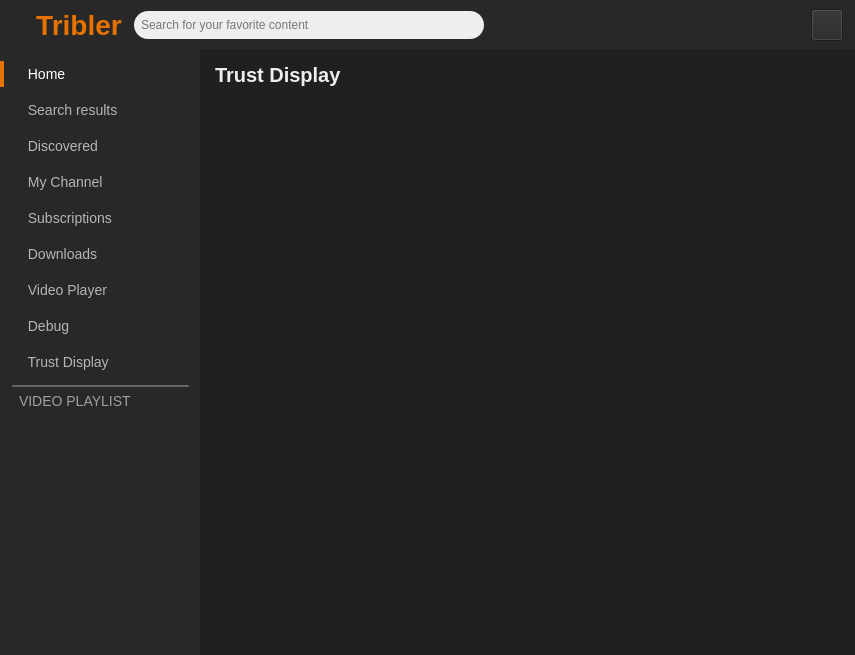
Qt form TriblerGUI/qt_resources/mainwindow.ui (vandenheuvel/tribler) before a commit.
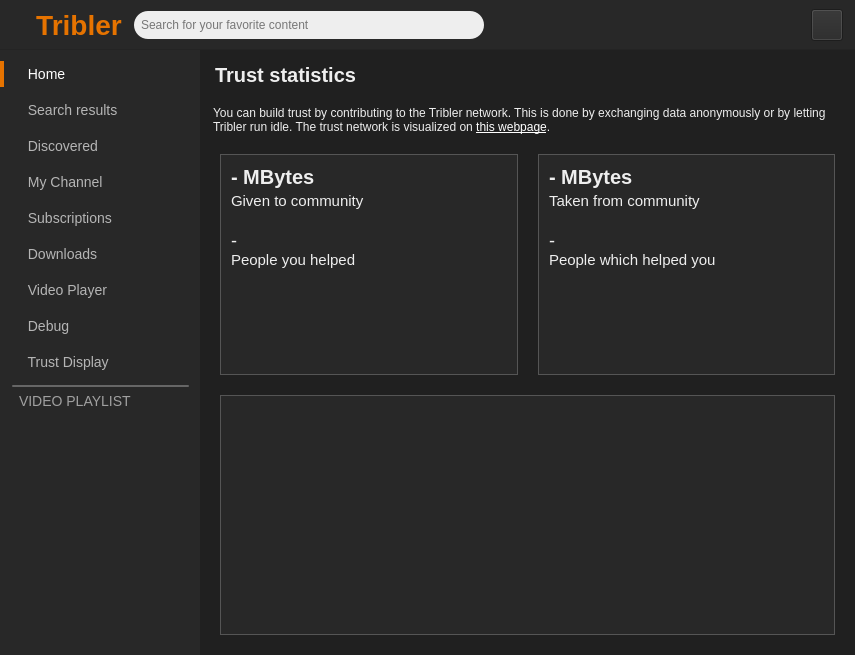
The same form after that commit. Icons and pictures are not drawn. Custom widgets are drawn as their Qt base class.

Commit message:
Add old trust page fallback
If PyQt5.WebEngineWidgets.QWebEngineView is not available for import,
make sure to fall back on the old working trust page, together with a
link to the newly introduced web page.

What changed in the file:
```diff
--- a/TriblerGUI/qt_resources/mainwindow.ui
+++ b/TriblerGUI/qt_resources/mainwindow.ui
@@ -1014,7 +1014,7 @@
       <item>
        <widget class="QStackedWidget" name="stackedWidget">
         <property name="currentIndex">
-         <number>12</number>
+         <number>13</number>
         </property>
         <widget class="HomePage" name="home_page">
          <layout class="QVBoxLayout" name="verticalLayout">
@@ -8682,7 +8682,7 @@
           </item>
          </layout>
         </widget>
-        <widget class="TrustPage" name="trust_page">
+        <widget class="TrustPageNetwork" name="trust_page_network">
          <property name="styleSheet">
           <string notr="true">QLabel { color: #eee; }</string>
          </property>
@@ -8825,6 +8825,438 @@
           </item>
          </layout>
         </widget>
+        <widget class="TrustPageGraph" name="trust_page_graph">
+         <property name="styleSheet">
+          <string notr="true">QLabel { color: #eee; }</string>
+         </property>
+         <layout class="QVBoxLayout" name="verticalLayout">
+          <property name="spacing">
+           <number>0</number>
+          </property>
+          <property name="leftMargin">
+           <number>0</number>
+          </property>
+          <property name="topMargin">
+           <number>0</number>
+          </property>
+          <property name="rightMargin">
+           <number>0</number>
+          </property>
+          <property name="bottomMargin">
+           <number>0</number>
+          </property>
+          <item>
+           <widget class="QWidget" name="trust_statistics_header" native="true">
+            <layout class="QHBoxLayout" name="horizontalLayout_13">
+             <property name="spacing">
+              <number>0</number>
+             </property>
+             <property name="leftMargin">
+              <number>0</number>
+             </property>
+             <property name="topMargin">
+              <number>0</number>
+             </property>
+             <property name="rightMargin">
+              <number>0</number>
+             </property>
+             <property name="bottomMargin">
+              <number>0</number>
+             </property>
+             <item>
+              <widget class="QLabel" name="subscribed_channels_header_label">
+               <property name="sizePolicy">
+                <sizepolicy hsizetype="Expanding" vsizetype="Fixed">
+                 <horstretch>0</horstretch>
+                 <verstretch>0</verstretch>
+                </sizepolicy>
+               </property>
+               <property name="minimumSize">
+                <size>
+                 <width>0</width>
+                 <height>50</height>
+                </size>
+               </property>
+               <property name="maximumSize">
+                <size>
+                 <width>16777215</width>
+                 <height>50</height>
+                </size>
+               </property>
+               <property name="styleSheet">
+                <string notr="true">color: #eee;
+                                            background-color: transparent;
+                                            font-size: 20px;
+                                            font-weight: bold;
+                                            margin: 10px;</string>
+               </property>
+               <property name="text">
+                <string>Trust statistics</string>
+               </property>
+              </widget>
+             </item>
+             <item>
+              <spacer name="horizontalSpacer_20">
+               <property name="orientation">
+                <enum>Qt::Horizontal</enum>
+               </property>
+               <property name="sizeType">
+                <enum>QSizePolicy::Fixed</enum>
+               </property>
+               <property name="sizeHint" stdset="0">
+                <size>
+                 <width>10</width>
+                 <height>20</height>
+                </size>
+               </property>
+              </spacer>
+             </item>
+            </layout>
+           </widget>
+          </item>
+          <item>
+           <spacer name="verticalSpacer_16">
+            <property name="orientation">
+             <enum>Qt::Vertical</enum>
+            </property>
+            <property name="sizeType">
+             <enum>QSizePolicy::Fixed</enum>
+            </property>
+            <property name="sizeHint" stdset="0">
+             <size>
+              <width>20</width>
+              <height>6</height>
+             </size>
+            </property>
+           </spacer>
+          </item>
+          <item>
+           <widget class="QLabel" name="trust_explanation_label">
+            <property name="styleSheet">
+             <string notr="true">padding-left: 10px; padding-right: 10px;</string>
+            </property>
+            <property name="text">
+             <string>You can build trust by contributing to the Tribler network. This is done by exchanging data anonymously or by letting Tribler run idle. The trust network is visualized on &lt;a href=LINK_PLACEHOLDER&gt;&lt;font color=white&gt;&lt;u&gt;this webpage&lt;/u&gt;&lt;/font&gt;&lt;/a&gt;.</string>
+            </property>
+            <property name="wordWrap">
+             <bool>true</bool>
+            </property>
+            <property name="openExternalLinks">
+             <bool>true</bool>
+            </property>
+           </widget>
+          </item>
+          <item>
+           <widget class="QWidget" name="trust_top_container" native="true">
+            <property name="sizePolicy">
+             <sizepolicy hsizetype="Preferred" vsizetype="Expanding">
+              <horstretch>0</horstretch>
+              <verstretch>0</verstretch>
+             </sizepolicy>
+            </property>
+            <property name="styleSheet">
+             <string notr="true"/>
+            </property>
+            <layout class="QHBoxLayout" name="horizontalLayout_39">
+             <property name="spacing">
+              <number>20</number>
+             </property>
+             <property name="leftMargin">
+              <number>20</number>
+             </property>
+             <property name="topMargin">
+              <number>20</number>
+             </property>
+             <property name="rightMargin">
+              <number>20</number>
+             </property>
+             <property name="bottomMargin">
+              <number>20</number>
+             </property>
+             <item>
+              <widget class="QWidget" name="trust_general_stats_box" native="true">
+               <property name="styleSheet">
+                <string notr="true">QWidget {
+background-color: #282828; border: 1px solid #555;
+}
+QLabel {
+border: none;
+}</string>
+               </property>
+               <layout class="QVBoxLayout" name="verticalLayout_10">
+                <property name="spacing">
+                 <number>0</number>
+                </property>
+                <item>
+                 <widget class="QLabel" name="trust_contribution_amount_label">
+                  <property name="styleSheet">
+                   <string notr="true">font-size: 20px; font-weight: bold;</string>
+                  </property>
+                  <property name="text">
+                   <string>- MBytes</string>
+                  </property>
+                 </widget>
+                </item>
+                <item>
+                 <spacer name="verticalSpacer_19">
+                  <property name="orientation">
+                   <enum>Qt::Vertical</enum>
+                  </property>
+                  <property name="sizeType">
+                   <enum>QSizePolicy::Minimum</enum>
+                  </property>
+                  <property name="sizeHint" stdset="0">
+                   <size>
+                    <width>20</width>
+                    <height>3</height>
+                   </size>
+                  </property>
+                 </spacer>
+                </item>
+                <item>
+                 <widget class="QLabel" name="label_48">
+                  <property name="styleSheet">
+                   <string notr="true">font-size: 15px;</string>
+                  </property>
+                  <property name="text">
+                   <string>Given to community</string>
+                  </property>
+                 </widget>
+                </item>
+                <item>
+                 <spacer name="verticalSpacer_18">
+                  <property name="orientation">
+                   <enum>Qt::Vertical</enum>
+                  </property>
+                  <property name="sizeType">
+                   <enum>QSizePolicy::Minimum</enum>
+                  </property>
+                  <property name="sizeHint" stdset="0">
+                   <size>
+                    <width>20</width>
+                    <height>20</height>
+                   </size>
+                  </property>
+                 </spacer>
+                </item>
+                <item>
+                 <widget class="QLabel" name="trust_people_helped_label">
+                  <property name="styleSheet">
+                   <string notr="true">font-size: 18px;</string>
+                  </property>
+                  <property name="text">
+                   <string>-</string>
+                  </property>
+                 </widget>
+                </item>
+                <item>
+                 <widget class="QLabel" name="label_49">
+                  <property name="styleSheet">
+                   <string notr="true">font-size: 15px;</string>
+                  </property>
+                  <property name="text">
+                   <string>People you helped</string>
+                  </property>
+                 </widget>
+                </item>
+                <item>
+                 <spacer name="verticalSpacer_15">
+                  <property name="orientation">
+                   <enum>Qt::Vertical</enum>
+                  </property>
+                  <property name="sizeHint" stdset="0">
+                   <size>
+                    <width>20</width>
+                    <height>40</height>
+                   </size>
+                  </property>
+                 </spacer>
+                </item>
+               </layout>
+              </widget>
+             </item>
+             <item>
+              <widget class="QWidget" name="trust_interactions_stats_box" native="true">
+               <property name="styleSheet">
+                <string notr="true">QWidget {
+background-color: #282828; border: 1px solid #555;
+}
+QLabel {
+border: none;
+}</string>
+               </property>
+               <layout class="QVBoxLayout" name="verticalLayout_12">
+                <property name="spacing">
+                 <number>0</number>
+                </property>
+                <item>
+                 <widget class="QLabel" name="trust_consumption_amount_label">
+                  <property name="styleSheet">
+                   <string notr="true">font-size: 20px; font-weight: bold;</string>
+                  </property>
+                  <property name="text">
+                   <string>- MBytes</string>
+                  </property>
+                 </widget>
+                </item>
+                <item>
+                 <spacer name="verticalSpacer_21">
+                  <property name="orientation">
+                   <enum>Qt::Vertical</enum>
+                  </property>
+                  <property name="sizeType">
+                   <enum>QSizePolicy::Fixed</enum>
+                  </property>
+                  <property name="sizeHint" stdset="0">
+                   <size>
+                    <width>20</width>
+                    <height>3</height>
+                   </size>
+                  </property>
+                 </spacer>
+                </item>
+                <item>
+                 <widget class="QLabel" name="label_50">
+                  <property name="styleSheet">
+                   <string notr="true">font-size: 15px;</string>
+                  </property>
+                  <property name="text">
+                   <string>Taken from community</string>
+                  </property>
+                 </widget>
+                </item>
+                <item>
+                 <spacer name="verticalSpacer_20">
+                  <property name="orientation">
+                   <enum>Qt::Vertical</enum>
+                  </property>
+                  <property name="sizeType">
+                   <enum>QSizePolicy::Fixed</enum>
+                  </property>
+                  <property name="sizeHint" stdset="0">
+                   <size>
+                    <width>20</width>
+                    <height>20</height>
+                   </size>
+                  </property>
+                 </spacer>
+                </item>
+                <item>
+                 <widget class="QLabel" name="trust_people_helped_you_label">
+                  <property name="styleSheet">
+                   <string notr="true">font-size: 18px;</string>
+                  </property>
+                  <property name="text">
+                   <string>-</string>
+                  </property>
+                 </widget>
+                </item>
+                <item>
+                 <widget class="QLabel" name="label_52">
+                  <property name="styleSheet">
+                   <string notr="true">font-size: 15px;</string>
+                  </property>
+                  <property name="text">
+                   <string>People which helped you</string>
+                  </property>
+                 </widget>
+                </item>
+                <item>
+                 <spacer name="verticalSpacer_17">
+                  <property name="orientation">
+                   <enum>Qt::Vertical</enum>
+                  </property>
+                  <property name="sizeHint" stdset="0">
+                   <size>
+                    <width>20</width>
+                    <height>40</height>
+                   </size>
+                  </property>
+                 </spacer>
+                </item>
+               </layout>
+              </widget>
+             </item>
+            </layout>
+           </widget>
+          </item>
+          <item>
+           <widget class="QWidget" name="widget_24" native="true">
+            <property name="sizePolicy">
+             <sizepolicy hsizetype="Preferred" vsizetype="Expanding">
+              <horstretch>0</horstretch>
+              <verstretch>0</verstretch>
+             </sizepolicy>
+            </property>
+            <property name="styleSheet">
+             <string notr="true"/>
+            </property>
+            <layout class="QHBoxLayout" name="horizontalLayout_37">
+             <property name="spacing">
+              <number>20</number>
+             </property>
+             <property name="leftMargin">
+              <number>20</number>
+             </property>
+             <property name="topMargin">
+              <number>0</number>
+             </property>
+             <property name="rightMargin">
+              <number>20</number>
+             </property>
+             <property name="bottomMargin">
+              <number>20</number>
+             </property>
+             <item>
+              <widget class="QWidget" name="widget_10" native="true">
+               <property name="styleSheet">
+                <string notr="true">background-color: #282828; border: 1px solid #555;</string>
+               </property>
+               <layout class="QVBoxLayout" name="verticalLayout_13">
+                <property name="spacing">
+                 <number>0</number>
+                </property>
+                <property name="leftMargin">
+                 <number>2</number>
+                </property>
+                <property name="topMargin">
+                 <number>2</number>
+                </property>
+                <property name="rightMargin">
+                 <number>2</number>
+                </property>
+                <property name="bottomMargin">
+                 <number>2</number>
+                </property>
+                <item>
+                 <widget class="QWidget" name="plot_widget" native="true">
+                  <property name="styleSheet">
+                   <string notr="true">border: none;</string>
+                  </property>
+                  <layout class="QVBoxLayout" name="verticalLayout_14">
+                   <property name="leftMargin">
+                    <number>0</number>
+                   </property>
+                   <property name="topMargin">
+                    <number>0</number>
+                   </property>
+                   <property name="rightMargin">
+                    <number>0</number>
+                   </property>
+                   <property name="bottomMargin">
+                    <number>0</number>
+                   </property>
+                  </layout>
+                 </widget>
+                </item>
+               </layout>
+              </widget>
+             </item>
+            </layout>
+           </widget>
+          </item>
+         </layout>
+        </widget>
        </widget>
       </item>
      </layout>
@@ -8990,9 +9422,15 @@
    <header>TriblerGUI.widgets.videoplayerinfobutton.h</header>
   </customwidget>
   <customwidget>
-   <class>TrustPage</class>
+   <class>TrustPageNetwork</class>
    <extends>QWidget</extends>
-   <header>TriblerGUI.widgets.trustpage.h</header>
+   <header>TriblerGUI.widgets.trustpagenetwork.h</header>
+   <container>1</container>
+  </customwidget>
+  <customwidget>
+   <class>TrustPageGraph</class>
+   <extends>QWidget</extends>
+   <header>TriblerGUI.widgets.trustpagegraph.h</header>
    <container>1</container>
   </customwidget>
  </customwidgets>
@@ -9322,7 +9760,7 @@
    <sender>left_menu_button_trust_display</sender>
    <signal>clicked()</signal>
    <receiver>MainWindow</receiver>
-   <slot>clicked_menu_button_trust()</slot>
+   <slot>clicked_menu_button_trust_network()</slot>
    <hints>
     <hint type="sourcelabel">
      <x>96</x>
```
The commit also changes 6 other files.
